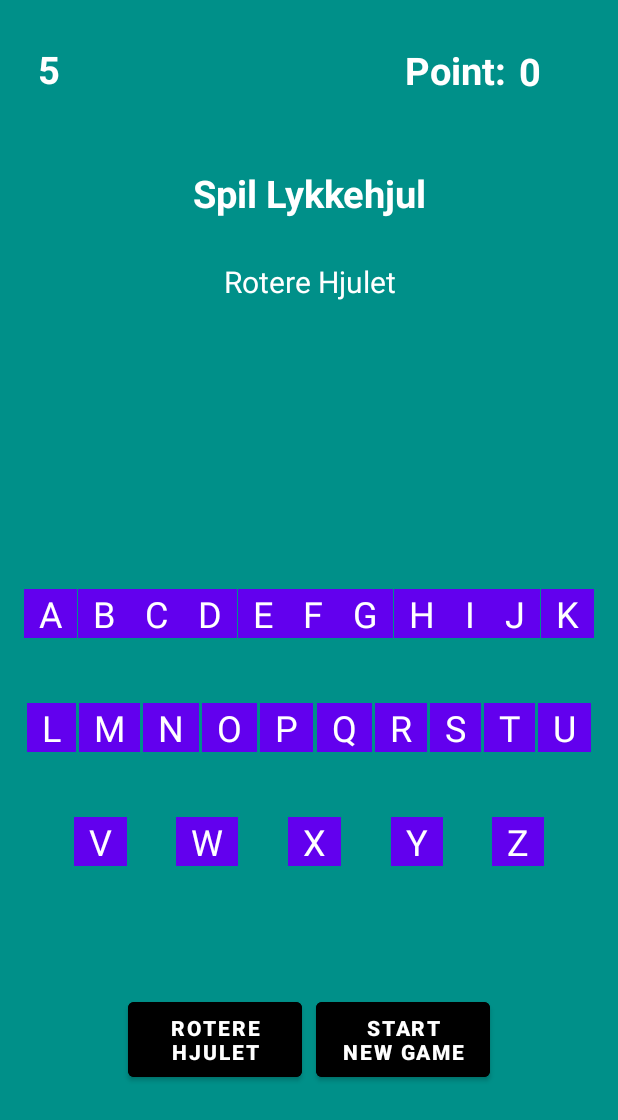
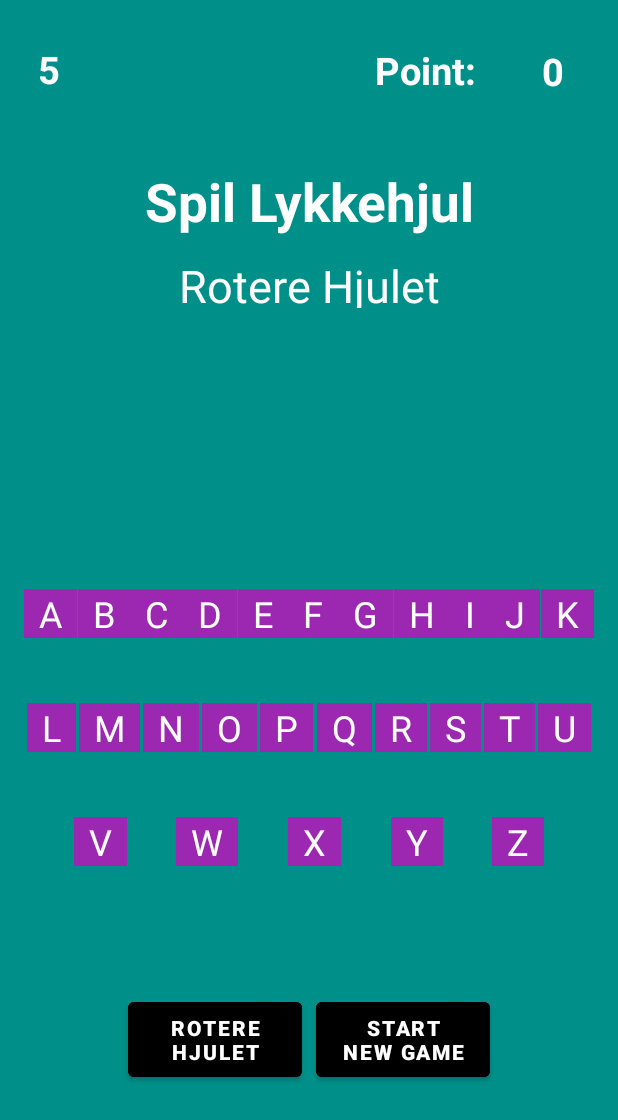
Before and after one commit to AlecRanjitkar/Lykkehjul, an Android app: the Spilgame screen opened directly, with no data from a screen before it, on a phone screen of 412 x 824 dp. Shown: the top 1120 px of the screen. Run offline under Robolectric (Android 15) with nearby library versions, the phone set to English and light mode, and no system bars; 3 statements that could not run were skipped.

Commit message:
Skiftet farve for bogstav textview og tilført ny farve

```diff
--- a/app/src/main/res/layout/activity_spilgame.xml
+++ b/app/src/main/res/layout/activity_spilgame.xml
@@ -37,12 +37,12 @@
     <TextView
         android:id="@+id/Lykkehjul"
         android:layout_width="match_parent"
-        android:layout_height="35dp"
+        android:layout_height="wrap_content"
         android:layout_marginTop="100dp"
         android:gravity="center"
         android:text="Spil Lykkehjul"
         android:textColor="@color/white"
-        android:textSize="25dp"
+        android:textSize="35dp"
         android:textStyle="bold"
         app:layout_constraintBottom_toBottomOf="parent"
         app:layout_constraintHorizontal_bias="0.0"
@@ -59,7 +59,7 @@
         android:gravity="center"
         android:text="Rotere Hjulet"
         android:textColor="@color/white"
-        android:textSize="20dp"
+        android:textSize="30dp"
         app:layout_constraintHorizontal_bias="0.0"
         app:layout_constraintLeft_toLeftOf="parent"
         app:layout_constraintRight_toRightOf="parent"
@@ -68,7 +68,7 @@
 
     <TextView
         android:id="@+id/Liv"
-        android:layout_width="match_parent"
+        android:layout_width="wrap_content"
         android:layout_height="35dp"
         android:layout_marginLeft="25dp"
         android:layout_marginTop="2dp"
@@ -85,8 +85,9 @@
 
     <TextView
         android:id="@+id/Point"
-        android:layout_width="50dp"
+        android:layout_width="wrap_content"
         android:layout_height="35dp"
+        android:layout_marginLeft="-400dp"
         android:text="0"
         android:textColor="@color/white"
         android:textSize="25dp"
@@ -98,11 +99,12 @@
         app:layout_constraintTop_toTopOf="parent"
         app:layout_constraintVertical_bias="0.038" />
 
+
     <TextView
         android:id="@+id/Pointnavn"
-        android:layout_width="match_parent"
+        android:layout_width="wrap_content"
         android:layout_height="35dp"
-        android:layout_marginLeft="270dp"
+        android:layout_marginLeft="250dp"
         android:text="Point:"
         android:textColor="@color/white"
         android:textSize="25dp"
@@ -113,18 +115,6 @@
         app:layout_constraintRight_toRightOf="parent"
         app:layout_constraintTop_toTopOf="parent"
         app:layout_constraintVertical_bias="0.037" />
-
-    <TextView
-        android:id="@+id/wordTextView"
-        android:layout_width="match_parent"
-        android:layout_height="wrap_content"
-        android:layout_marginTop="89dp"
-        android:gravity="center"
-        android:letterSpacing="0.3"
-        android:textSize="26sp"
-        app:layout_constraintTop_toBottomOf="@+id/Lykkehjul"
-        tools:text="_ _ _ _ _ _ _ _ _ _ _ _" />
-
 
     <TextView
         android:id="@+id/brugtBogstav"
@@ -146,19 +136,11 @@
         app:layout_constraintBottom_toTopOf="@id/Knap"
         app:layout_constraintTop_toBottomOf="@id/brugtBogstav">
 
-        <androidx.constraintlayout.helper.widget.Flow
-            android:id="@+id/allText"
-            android:layout_width="match_parent"
-            android:layout_height="match_parent"
-            android:padding="16dp"
-            app:constraint_referenced_ids="a, b, c, d, e, f, g, h, i, j, k, l, m, n, o, p, q, r, s, t, u, v, w, x, y, z"
-            app:flow_wrapMode="chain"
-            tools:ignore="UnknownId" />
         <TextView
             android:id="@+id/a"
             android:layout_width="wrap_content"
             android:layout_height="wrap_content"
-            android:background="@color/design_default_color_primary"
+            android:background="#9C27B0"
             android:paddingHorizontal="10dp"
             android:text="A"
             android:textColor="@color/white"
@@ -168,7 +150,7 @@
             android:id="@+id/b"
             android:layout_width="wrap_content"
             android:layout_height="wrap_content"
-            android:background="@color/design_default_color_primary"
+            android:background="@color/pink"
             android:paddingHorizontal="10dp"
             android:text="B"
             android:textColor="@color/white"
@@ -179,7 +161,7 @@
             android:id="@+id/c"
             android:layout_width="wrap_content"
             android:layout_height="wrap_content"
-            android:background="@color/design_default_color_primary"
+            android:background="@color/pink"
             android:paddingHorizontal="10dp"
             android:text="C"
             android:textColor="@color/white"
@@ -189,7 +171,7 @@
             android:id="@+id/d"
             android:layout_width="wrap_content"
             android:layout_height="wrap_content"
-            android:background="@color/design_default_color_primary"
+            android:background="@color/pink"
             android:paddingHorizontal="10dp"
             android:text="D"
             android:textColor="@color/white"
@@ -199,7 +181,7 @@
             android:id="@+id/e"
             android:layout_width="wrap_content"
             android:layout_height="wrap_content"
-            android:background="@color/design_default_color_primary"
+            android:background="@color/pink"
             android:paddingHorizontal="10dp"
             android:text="E"
             android:textColor="@color/white"
@@ -209,7 +191,7 @@
             android:id="@+id/f"
             android:layout_width="wrap_content"
             android:layout_height="wrap_content"
-            android:background="@color/design_default_color_primary"
+            android:background="@color/pink"
             android:paddingHorizontal="10dp"
             android:text="F"
             android:textColor="@color/white"
@@ -219,7 +201,7 @@
             android:id="@+id/g"
             android:layout_width="wrap_content"
             android:layout_height="wrap_content"
-            android:background="@color/design_default_color_primary"
+            android:background="@color/pink"
             android:paddingHorizontal="10dp"
             android:text="G"
             android:textColor="@color/white"
@@ -229,7 +211,7 @@
             android:id="@+id/h"
             android:layout_width="wrap_content"
             android:layout_height="wrap_content"
-            android:background="@color/design_default_color_primary"
+            android:background="@color/pink"
             android:paddingHorizontal="10dp"
             android:text="H"
             android:textColor="@color/white"
@@ -239,7 +221,7 @@
             android:id="@+id/i"
             android:layout_width="wrap_content"
             android:layout_height="wrap_content"
-            android:background="@color/design_default_color_primary"
+            android:background="@color/pink"
             android:paddingHorizontal="10dp"
             android:text="I"
             android:textColor="@color/white"
@@ -249,7 +231,7 @@
             android:id="@+id/j"
             android:layout_width="wrap_content"
             android:layout_height="wrap_content"
-            android:background="@color/design_default_color_primary"
+            android:background="@color/pink"
             android:paddingHorizontal="10dp"
             android:text="J"
             android:textColor="@color/white"
@@ -259,7 +241,7 @@
             android:id="@+id/k"
             android:layout_width="wrap_content"
             android:layout_height="wrap_content"
-            android:background="@color/design_default_color_primary"
+            android:background="@color/pink"
             android:paddingHorizontal="10dp"
             android:text="K"
             android:textColor="@color/white"
@@ -269,7 +251,7 @@
             android:id="@+id/l"
             android:layout_width="wrap_content"
             android:layout_height="wrap_content"
-            android:background="@color/design_default_color_primary"
+            android:background="@color/pink"
             android:paddingHorizontal="10dp"
             android:text="L"
             android:textColor="@color/white"
@@ -279,7 +261,7 @@
             android:id="@+id/m"
             android:layout_width="wrap_content"
             android:layout_height="wrap_content"
-            android:background="@color/design_default_color_primary"
+            android:background="@color/pink"
             android:paddingHorizontal="10dp"
             android:text="M"
             android:textColor="@color/white"
@@ -289,7 +271,7 @@
             android:id="@+id/n"
             android:layout_width="wrap_content"
             android:layout_height="wrap_content"
-            android:background="@color/design_default_color_primary"
+            android:background="@color/pink"
             android:paddingHorizontal="10dp"
             android:text="N"
             android:textColor="@color/white"
@@ -299,7 +281,7 @@
             android:id="@+id/o"
             android:layout_width="wrap_content"
             android:layout_height="wrap_content"
-            android:background="@color/design_default_color_primary"
+            android:background="@color/pink"
             android:paddingHorizontal="10dp"
             android:text="O"
             android:textColor="@color/white"
@@ -309,7 +291,7 @@
             android:id="@+id/p"
             android:layout_width="wrap_content"
             android:layout_height="wrap_content"
-            android:background="@color/design_default_color_primary"
+            android:background="@color/pink"
             android:paddingHorizontal="10dp"
             android:text="P"
             android:textColor="@color/white"
@@ -319,7 +301,7 @@
             android:id="@+id/q"
             android:layout_width="wrap_content"
             android:layout_height="wrap_content"
-            android:background="@color/design_default_color_primary"
+            android:background="@color/pink"
             android:paddingHorizontal="10dp"
             android:text="Q"
             android:textColor="@color/white"
@@ -329,7 +311,7 @@
             android:id="@+id/r"
             android:layout_width="wrap_content"
             android:layout_height="wrap_content"
-            android:background="@color/design_default_color_primary"
+            android:background="@color/pink"
             android:paddingHorizontal="10dp"
             android:text="R"
             android:textColor="@color/white"
@@ -339,7 +321,7 @@
             android:id="@+id/s"
             android:layout_width="wrap_content"
             android:layout_height="wrap_content"
-            android:background="@color/design_default_color_primary"
+            android:background="@color/pink"
             android:paddingHorizontal="10dp"
             android:text="S"
             android:textColor="@color/white"
@@ -349,7 +331,7 @@
             android:id="@+id/t"
             android:layout_width="wrap_content"
             android:layout_height="wrap_content"
-            android:background="@color/design_default_color_primary"
+            android:background="@color/pink"
             android:paddingHorizontal="10dp"
             android:text="T"
             android:textColor="@color/white"
@@ -359,7 +341,7 @@
             android:id="@+id/u"
             android:layout_width="wrap_content"
             android:layout_height="wrap_content"
-            android:background="@color/design_default_color_primary"
+            android:background="@color/pink"
             android:paddingHorizontal="10dp"
             android:text="U"
             android:textColor="@color/white"
@@ -369,7 +351,7 @@
             android:id="@+id/v"
             android:layout_width="wrap_content"
             android:layout_height="wrap_content"
-            android:background="@color/design_default_color_primary"
+            android:background="@color/pink"
             android:paddingHorizontal="10dp"
             android:text="V"
             android:textColor="@color/white"
@@ -379,7 +361,7 @@
             android:id="@+id/w"
             android:layout_width="wrap_content"
             android:layout_height="wrap_content"
-            android:background="@color/design_default_color_primary"
+            android:background="@color/pink"
             android:paddingHorizontal="10dp"
             android:text="W"
             android:textColor="@color/white"
@@ -389,7 +371,7 @@
             android:id="@+id/x"
             android:layout_width="wrap_content"
             android:layout_height="wrap_content"
-            android:background="@color/design_default_color_primary"
+            android:background="@color/pink"
             android:paddingHorizontal="10dp"
             android:text="X"
             android:textColor="@color/white"
@@ -399,7 +381,7 @@
             android:id="@+id/y"
             android:layout_width="wrap_content"
             android:layout_height="wrap_content"
-            android:background="@color/design_default_color_primary"
+            android:background="@color/pink"
             android:paddingHorizontal="10dp"
             android:text="Y"
             android:textColor="@color/white"
@@ -409,31 +391,35 @@
             android:id="@+id/z"
             android:layout_width="wrap_content"
             android:layout_height="wrap_content"
-            android:background="@color/design_default_color_primary"
+            android:background="@color/pink"
             android:paddingHorizontal="10dp"
             android:text="Z"
             android:textColor="@color/white"
             android:textSize="24dp" />
 
-        <androidx.recyclerview.widget.RecyclerView
-            android:id="@+id/recycler_view"
-            android:layout_width="200dp"
-            android:layout_height="250dp"
-            android:layout_marginStart="85dp"
-            android:layout_marginEnd="126dp"
-            android:layout_marginBottom="92dp"
-            android:gravity="center"
-            app:layoutManager="LinearLayoutManager"
-            app:layout_constraintBottom_toBottomOf="parent"
-            app:layout_constraintEnd_toEndOf="parent"
-            app:layout_constraintHorizontal_bias="0.0"
-            app:layout_constraintStart_toStartOf="parent"
-            app:layout_constraintTop_toTopOf="parent" />
-
-
+        <androidx.constraintlayout.helper.widget.Flow
+            android:id="@+id/allText"
+            android:layout_width="match_parent"
+            android:layout_height="match_parent"
+            android:padding="16dp"
+            app:constraint_referenced_ids="a, b, c, d, e, f, g, h, i, j, k, l, m, n, o, p, q, r, s, t, u, v, w, x, y, z"
+            app:flow_wrapMode="chain"
+             />
 
 
     </androidx.constraintlayout.widget.ConstraintLayout>
 
+    <androidx.recyclerview.widget.RecyclerView
+        android:id="@+id/Recycler"
+        android:layout_width="wrap_content"
+        android:layout_height="50dp"
+        android:layout_marginTop="230dp"
+        android:gravity="center"
+        app:layout_constraintEnd_toEndOf="parent"
+        app:layout_constraintStart_toStartOf="parent"
+        app:layout_constraintTop_toBottomOf="@id/Besked"
+        app:layout_constraintTop_toTopOf="parent"
+        tools:listitem="@layout/list_item" />
+
 
 </androidx.constraintlayout.widget.ConstraintLayout>
--- a/app/src/main/res/values/colors.xml
+++ b/app/src/main/res/values/colors.xml
@@ -7,4 +7,6 @@
     <color name="teal_700">#FF018786</color>
     <color name="black">#FF000000</color>
     <color name="white">#FFFFFFFF</color>
+    <color name="pink">#FF9C27B0</color>
+
 </resources>
```
